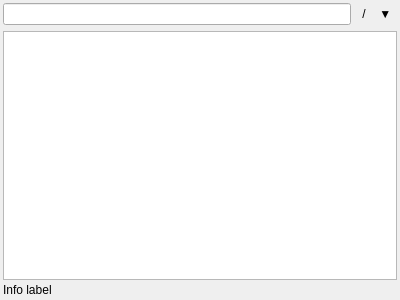
VioletGiraffe/file-commander, file qt-app/src/panel/cpanelwidget.ui: the form before one commit.
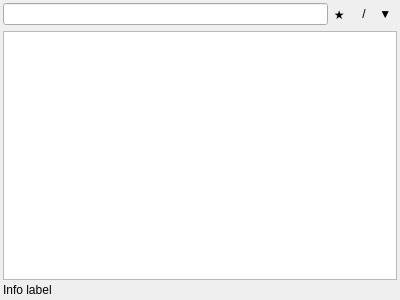
The form after the commit. Custom widgets are drawn as their Qt base class.

The edit to the form file:
```diff
--- a/qt-app/src/panel/cpanelwidget.ui
+++ b/qt-app/src/panel/cpanelwidget.ui
@@ -30,13 +30,44 @@
     <number>3</number>
    </property>
    <item>
-    <layout class="QHBoxLayout" name="horizontalLayout" stretch="1,0,0">
+    <layout class="QHBoxLayout" name="horizontalLayout" stretch="1,0,0,0">
      <property name="spacing">
       <number>3</number>
      </property>
      <item>
       <widget class="QLineEdit" name="_pathNavigator"/>
      </item>
+     <item>
+      <widget class="QToolButton" name="_btnFavs">
+       <property name="sizePolicy">
+        <sizepolicy hsizetype="Minimum" vsizetype="Fixed">
+         <horstretch>0</horstretch>
+         <verstretch>0</verstretch>
+        </sizepolicy>
+       </property>
+       <property name="minimumSize">
+        <size>
+         <width>20</width>
+         <height>0</height>
+        </size>
+       </property>
+       <property name="maximumSize">
+        <size>
+         <width>20</width>
+         <height>16777215</height>
+        </size>
+       </property>
+       <property name="toolTip">
+        <string>To drive root</string>
+       </property>
+       <property name="text">
+        <string>★ </string>
+       </property>
+       <property name="autoRaise">
+        <bool>true</bool>
+       </property>
+      </widget>
+     </item>
      <item>
       <widget class="QToolButton" name="_btnToRoot">
        <property name="sizePolicy">
```
